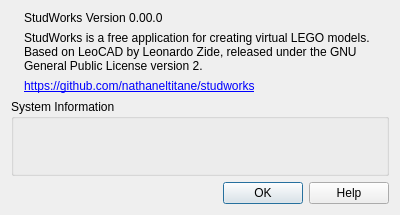
Above: source/interface/dialogs/sw_about_dialog.ui from nathaneltitane/studworks before the change. Below: the same form after it.
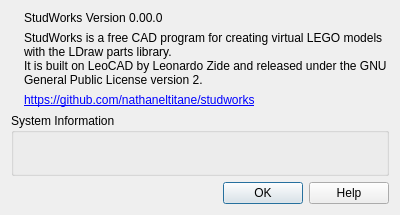
That is the form after the change. Icons and pictures are not drawn.

Patch:
```diff
--- a/source/interface/dialogs/sw_about_dialog.ui
+++ b/source/interface/dialogs/sw_about_dialog.ui
@@ -52,7 +52,8 @@
          <item>
           <widget class="QLabel" name="label_4">
            <property name="text">
-            <string>StudWorks is a free application for creating virtual LEGO models. Based on LeoCAD by Leonardo Zide, released under the GNU General Public License version 2.</string>
+            <string>StudWorks is a free CAD program for creating virtual LEGO models with the LDraw parts library.
+It is built on LeoCAD by Leonardo Zide and released under the GNU General Public License version 2.</string>
            </property>
            <property name="wordWrap">
             <bool>true</bool>
```
Left out of the diff: 2 changed lines with no effect on the pictures.
